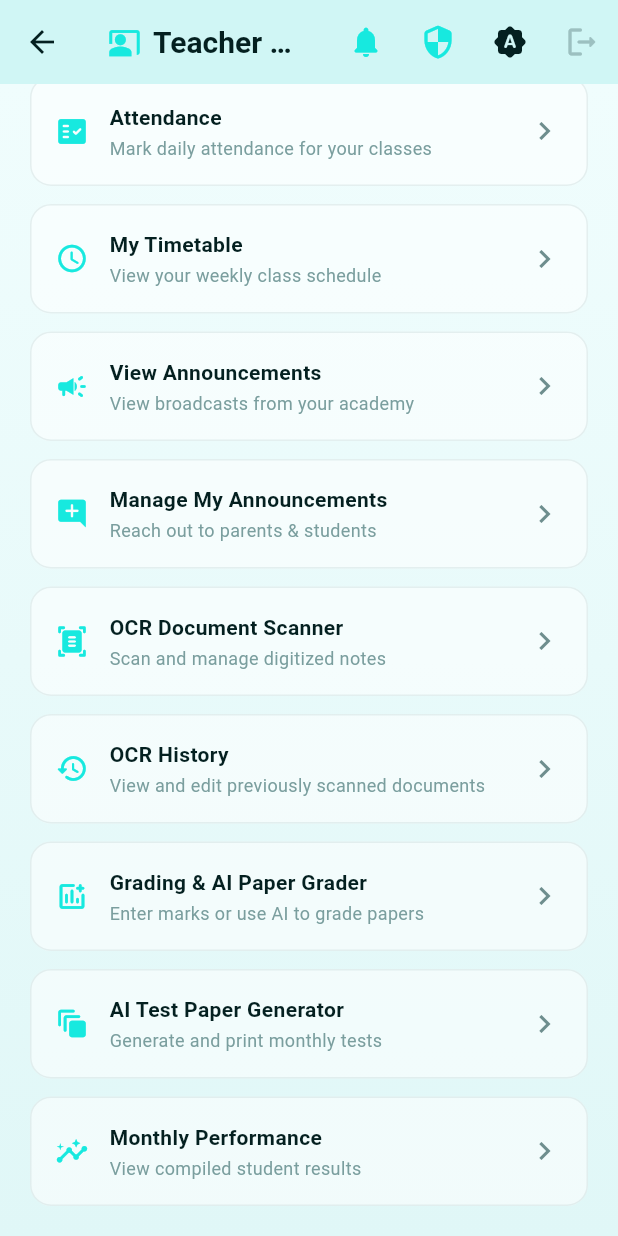
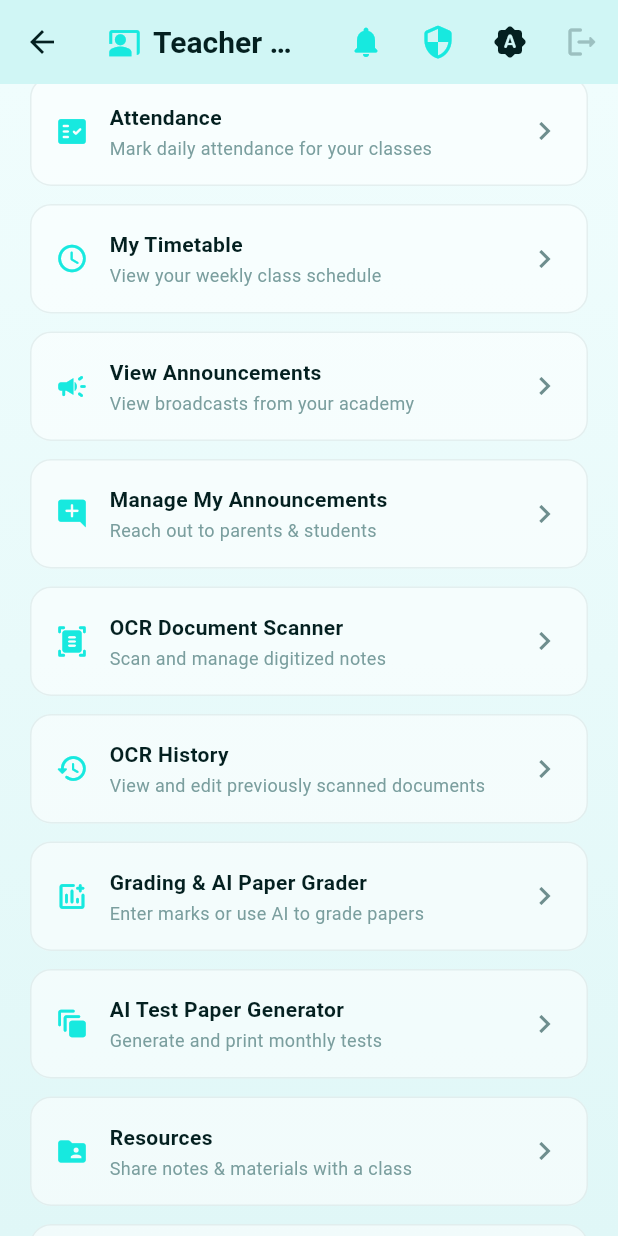
Before and after one commit to TaleemPlus-UCP/TaleemPlus, a Flutter app: the TeacherDashboard screen opened by its route, scrolled down 133 dp, on a phone screen of 412 x 824 dp. Run offline on Flutter 3.47's test engine with Material 3 defaults, Android fonts, the phone set to English and light mode, and no system bars; our stand-ins replace cloud_firestore, firebase_auth, firebase_core, fl_chart, image_picker, local_auth and 5 more; missing offline and left inert: google_mlkit_text_recognition; accounts and stored records are empty; generated files the repository leaves out were written again.

Commit message:
feat: dedicated Resources and Queries entries in the teacher dashboard
Resources and Queries were only reachable indirectly: tap a class in "My
Classes" -> bottom sheet -> "Manage Classroom" -> pick a tab. AI Smart
Grader already had its own top-level dashboard destination; these two
didn't.

Adds a ClassJumpTarget param to TeacherClassesScreen so the two new
dashboard tiles ("Resources", "Queries") can reuse the same class-picker
list but skip straight to ClassroomManagementScreen on the right tab
(now configurable via a new initialTabIndex param) instead of showing
the full per-class options sheet. That sheet — and "My Classes" itself —
is unchanged for existing usage.

Co-Authored-By: Claude Sonnet 5 <noreply@anthropic.com>
Claude-Session: https://claude.ai/code/session_01BahHN8KMBzaLnb2KLgXXYp

```diff
--- a/lib/features/teacher/teacher_dashboard.dart
+++ b/lib/features/teacher/teacher_dashboard.dart
@@ -183,6 +183,32 @@ class TeacherDashboard extends StatelessWidget {
                   MaterialPageRoute(
                       builder: (_) =>
                           const TeacherQuizListScreen(isAiGen: true)),
+                ),
+              ),
+              const SizedBox(height: 12),
+              _actionTile(
+                context,
+                'Resources',
+                'Share notes & materials with a class',
+                Icons.folder_shared_rounded,
+                () => Navigator.push(
+                  context,
+                  MaterialPageRoute(
+                      builder: (_) => const TeacherClassesScreen(
+                          jumpTo: ClassJumpTarget.resources)),
+                ),
+              ),
+              const SizedBox(height: 12),
+              _actionTile(
+                context,
+                'Queries',
+                'Answer student questions for a class',
+                Icons.forum_rounded,
+                () => Navigator.push(
+                  context,
+                  MaterialPageRoute(
+                      builder: (_) => const TeacherClassesScreen(
+                          jumpTo: ClassJumpTarget.queries)),
                 ),
               ),
               const SizedBox(height: 12),
```
Also changed, not shown: lib/features/teacher/screens/classroom_management_screen.dart (+15 -2 lines), lib/features/teacher/teacher_classes_screen.dart (+39 -5 lines).
